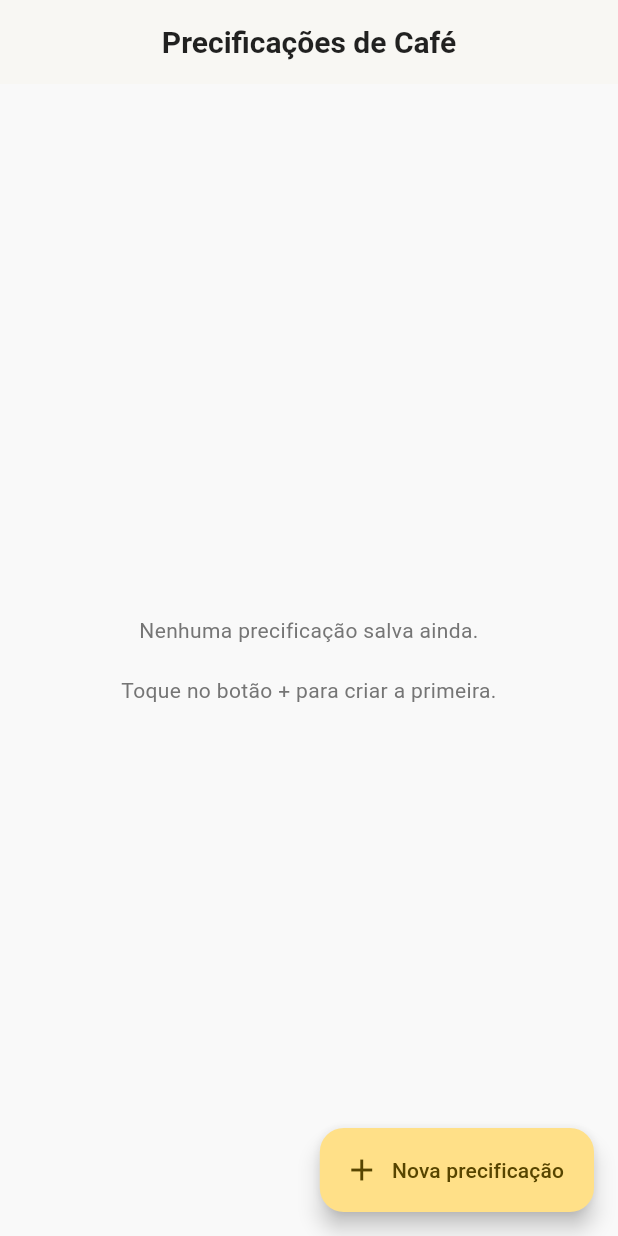
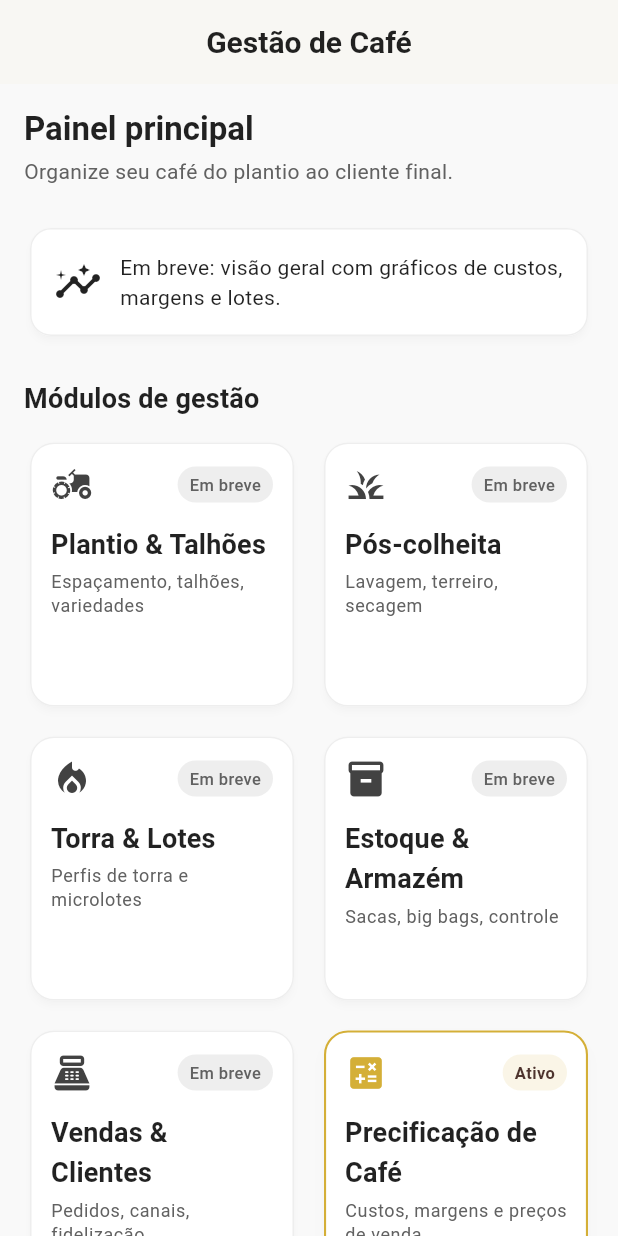
Before and after one commit to fibramobile/my_coffee_app, a Flutter app: the screen it shows after launch, on a phone screen of 412 x 824 dp. Run offline on Flutter 3.47's test engine with Material 3 defaults, Android fonts, the phone set to English and light mode, and no system bars; network calls fail.

Commit message:
Add Tela home do app

```diff
--- a/lib/main.dart
+++ b/lib/main.dart
@@ -1,7 +1,7 @@
 import 'package:flutter/material.dart';
 import 'controllers/pricing_controller.dart';
-import 'views/pricing_form_page.dart';
 import 'views/pricing_list_page.dart';
+import 'views/home_page.dart';
 
 void main() {
   runApp(const CafePrecoApp());
@@ -16,7 +16,7 @@ class CafePrecoApp extends StatelessWidget {
 
     return MaterialApp(
       debugShowCheckedModeBanner: false,
-      title: 'Gestão de Café – Precificação',
+      title: 'Gestão de Café – App',
       theme: ThemeData(
         useMaterial3: true,
         brightness: Brightness.light,
@@ -67,7 +67,7 @@ class CafePrecoApp extends StatelessWidget {
           ),
         ),
 
-        // Cards (custos e lista de produtos)
+        // Cards (custos, lista, dashboard)
         cardTheme: CardTheme(
           color: Colors.white,
           elevation: 2,
@@ -78,7 +78,7 @@ class CafePrecoApp extends StatelessWidget {
           ),
         ),
 
-        // Botão salvar
+        // Botões principais
         elevatedButtonTheme: ElevatedButtonThemeData(
           style: ElevatedButton.styleFrom(
             backgroundColor: const Color(0xFFD4AF37), // dourado
@@ -105,8 +105,8 @@ class CafePrecoApp extends StatelessWidget {
         ),
       ),
 
-      // 👉 AGORA A TELA INICIAL É A LISTA
-      home: PricingListPage(controller: controller),
+      // 👉 Tela principal agora é o dashboard
+      home: HomePage(controller: controller),
     );
   }
 }
--- /dev/null
+++ b/lib/views/home_page.dart
@@ -0,0 +1,254 @@
+import 'package:flutter/material.dart';
+import '../controllers/pricing_controller.dart';
+import 'pricing_list_page.dart';
+
+class HomePage extends StatelessWidget {
+  final PricingController controller;
+
+  const HomePage({
+    Key? key,
+    required this.controller,
+  }) : super(key: key);
+
+  void _showComingSoon(BuildContext context) {
+    ScaffoldMessenger.of(context).showSnackBar(
+      const SnackBar(
+        content: Text('Módulo em desenvolvimento 👷‍♂️☕'),
+      ),
+    );
+  }
+
+  @override
+  Widget build(BuildContext context) {
+    final theme = Theme.of(context);
+
+    return Scaffold(
+      appBar: AppBar(
+        title: const Text('Gestão de Café'),
+      ),
+      body: SingleChildScrollView(
+        padding: const EdgeInsets.all(16),
+        child: Column(
+          crossAxisAlignment: CrossAxisAlignment.start,
+          children: [
+            // Cabeçalho
+            Text(
+              'Painel principal',
+              style: theme.textTheme.titleLarge,
+            ),
+            const SizedBox(height: 4),
+            Text(
+              'Organize seu café do plantio ao cliente final.',
+              style: theme.textTheme.bodyMedium
+                  ?.copyWith(color: Colors.grey[700]),
+            ),
+            const SizedBox(height: 24),
+
+            // Resumo / visão geral simples (placeholder por enquanto)
+            Card(
+              child: Padding(
+                padding: const EdgeInsets.all(16),
+                child: Row(
+                  children: [
+                    const Icon(Icons.insights, size: 32),
+                    const SizedBox(width: 12),
+                    Expanded(
+                      child: Text(
+                        'Em breve: visão geral com gráficos de custos, margens e lotes.',
+                        style: theme.textTheme.bodyMedium,
+                      ),
+                    ),
+                  ],
+                ),
+              ),
+            ),
+
+            const SizedBox(height: 24),
+
+            Text(
+              'Módulos de gestão',
+              style: theme.textTheme.titleMedium,
+            ),
+            const SizedBox(height: 12),
+
+            // Grid de módulos
+            GridView.count(
+              crossAxisCount: 2,
+              crossAxisSpacing: 12,
+              mainAxisSpacing: 12,
+              shrinkWrap: true,
+              physics: const NeverScrollableScrollPhysics(),
+              children: [
+                // PLANTIO & TALHÕES
+                _ModuleCard(
+                  icon: Icons.agriculture,
+                  title: 'Plantio & Talhões',
+                  subtitle: 'Espaçamento, talhões, variedades',
+                  onTap: () => _showComingSoon(context),
+                ),
+
+                // PÓS-COLHEITA
+                _ModuleCard(
+                  icon: Icons.grass,
+                  title: 'Pós-colheita',
+                  subtitle: 'Lavagem, terreiro, secagem',
+                  onTap: () => _showComingSoon(context),
+                ),
+
+                // TORRA & LOTES
+                _ModuleCard(
+                  icon: Icons.local_fire_department,
+                  title: 'Torra & Lotes',
+                  subtitle: 'Perfis de torra e microlotes',
+                  onTap: () => _showComingSoon(context),
+                ),
+
+                // ESTOQUE & ARMAZÉM
+                _ModuleCard(
+                  icon: Icons.inventory_2,
+                  title: 'Estoque & Armazém',
+                  subtitle: 'Sacas, big bags, controle',
+                  onTap: () => _showComingSoon(context),
+                ),
+
+                // VENDAS & CLIENTES
+                _ModuleCard(
+                  icon: Icons.point_of_sale,
+                  title: 'Vendas & Clientes',
+                  subtitle: 'Pedidos, canais, fidelização',
+                  onTap: () => _showComingSoon(context),
+                ),
+
+                // 🔥 PRECIFICAÇÃO (FUNCIONAL)
+                _ModuleCard(
+                  icon: Icons.calculate,
+                  title: 'Precificação de Café',
+                  subtitle: 'Custos, margens e preços de venda',
+                  highlight: true,
+                  onTap: () {
+                    Navigator.push(
+                      context,
+                      MaterialPageRoute(
+                        builder: (_) => PricingListPage(controller: controller),
+                      ),
+                    );
+                  },
+                ),
+              ],
+            ),
+          ],
+        ),
+      ),
+    );
+  }
+}
+
+class _ModuleCard extends StatelessWidget {
+  final IconData icon;
+  final String title;
+  final String subtitle;
+  final VoidCallback onTap;
+  final bool highlight;
+
+  const _ModuleCard({
+    Key? key,
+    required this.icon,
+    required this.title,
+    required this.subtitle,
+    required this.onTap,
+    this.highlight = false,
+  }) : super(key: key);
+
+  @override
+  Widget build(BuildContext context) {
+    final theme = Theme.of(context);
+
+    final borderColor = highlight
+        ? const Color(0xFFD4AF37)
+        : Colors.grey.shade200;
+
+    return InkWell(
+      onTap: onTap,
+      borderRadius: BorderRadius.circular(16),
+      child: Card(
+        shape: RoundedRectangleBorder(
+          borderRadius: BorderRadius.circular(16),
+          side: BorderSide(
+            color: borderColor,
+            width: highlight ? 1.4 : 1,
+          ),
+        ),
+        elevation: highlight ? 4 : 2,
+        child: Padding(
+          padding: const EdgeInsets.all(14),
+          child: Column(
+            crossAxisAlignment: CrossAxisAlignment.start,
+            children: [
+              Row(
+                children: [
+                  Icon(
+                    icon,
+                    size: 28,
+                    color: highlight
+                        ? const Color(0xFFD4AF37)
+                        : Colors.grey[800],
+                  ),
+                  const Spacer(),
+                  if (highlight)
+                    Container(
+                      padding: const EdgeInsets.symmetric(
+                        horizontal: 8,
+                        vertical: 4,
+                      ),
+                      decoration: BoxDecoration(
+                        color: const Color(0xFFD4AF37).withOpacity(0.12),
+                        borderRadius: BorderRadius.circular(999),
+                      ),
+                      child: Text(
+                        'Ativo',
+                        style: TextStyle(
+                          fontSize: 11,
+                          fontWeight: FontWeight.w600,
+                          color: Colors.brown[800],
+                        ),
+                      ),
+                    )
+                  else
+                    Container(
+                      padding: const EdgeInsets.symmetric(
+                        horizontal: 8,
+                        vertical: 4,
+                      ),
+                      decoration: BoxDecoration(
+                        color: Colors.grey.shade200,
+                        borderRadius: BorderRadius.circular(999),
+                      ),
+                      child: Text(
+                        'Em breve',
+                        style: TextStyle(
+                          fontSize: 11,
+                          fontWeight: FontWeight.w500,
+                          color: Colors.grey[700],
+                        ),
+                      ),
+                    ),
+                ],
+              ),
+              const SizedBox(height: 12),
+              Text(
+                title,
+                style: theme.textTheme.titleMedium,
+              ),
+              const SizedBox(height: 4),
+              Text(
+                subtitle,
+                style: theme.textTheme.bodySmall
+                    ?.copyWith(color: Colors.grey[700]),
+              ),
+            ],
+          ),
+        ),
+      ),
+    );
+  }
+}
```
Also changed, not shown: 1 other file.
